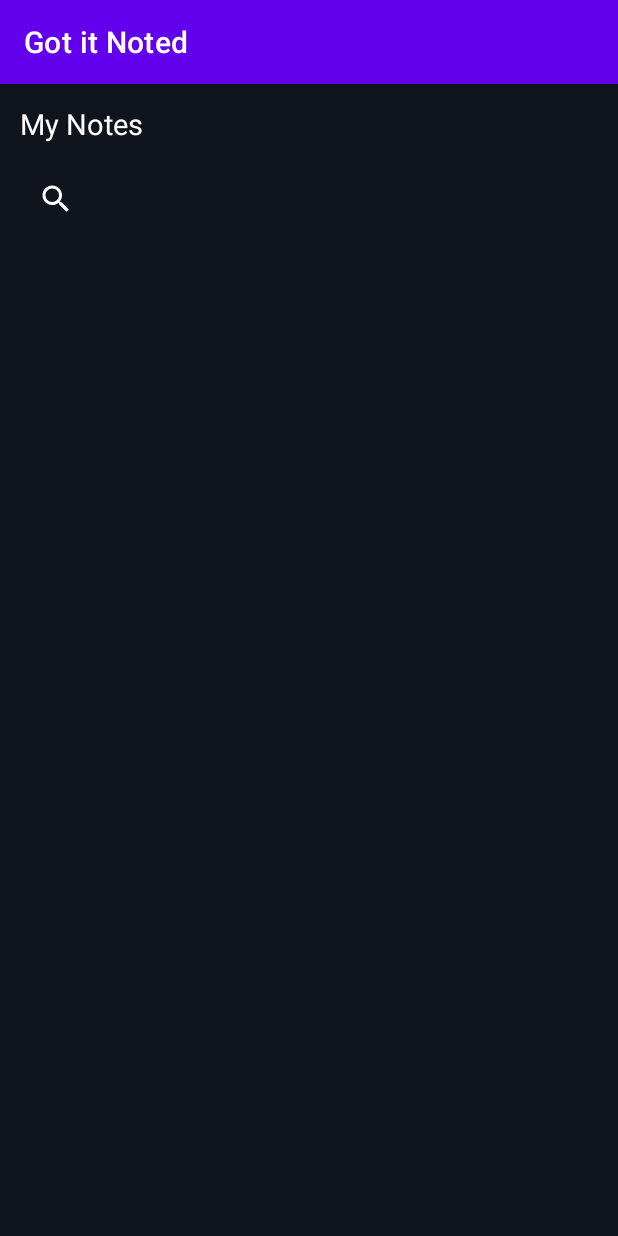
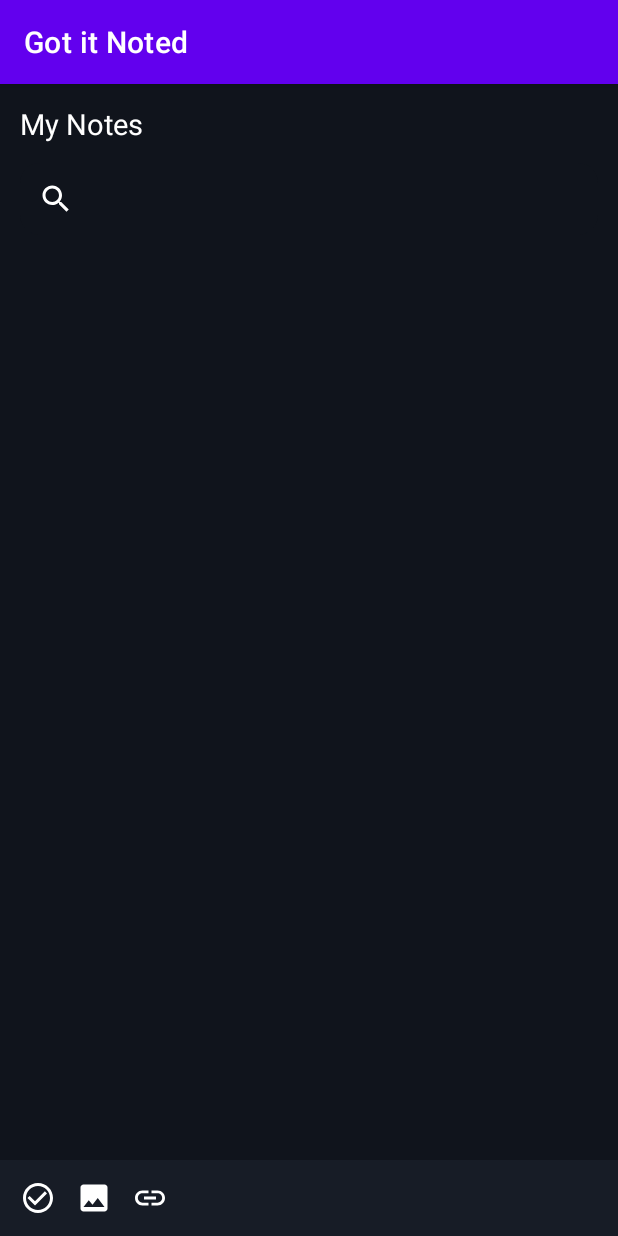
Before and after one commit to djag07907/GotItNoted, an Android app: the screen it shows after launch (MainActivity), on a phone screen of 412 x 824 dp. Run offline under Robolectric (Android 15) with nearby library versions, the phone set to English and light mode, and no system bars; our stand-ins replace sdp/ssp sizes.

Commit message:
main icons addition on layout

```diff
--- a/app/src/main/res/drawable/ic_check.xml
+++ b/app/src/main/res/drawable/ic_check.xml
@@ -3,7 +3,7 @@
     android:height="24dp"
     android:viewportWidth="24"
     android:viewportHeight="24"
-    android:tint="?attr/colorControlNormal">
+    android:tint="@color/colorWhite">
   <path
       android:fillColor="@android:color/white"
       android:pathData="M16.59,7.58L10,14.17l-3.59,-3.58L5,12l5,5 8,-8zM12,2C6.48,2 2,6.48 2,12s4.48,10 10,10 10,-4.48 10,-10S17.52,2 12,2zM12,20c-4.42,0 -8,-3.58 -8,-8s3.58,-8 8,-8 8,3.58 8,8 -3.58,8 -8,8z"/>
--- a/app/src/main/res/drawable/ic_image.xml
+++ b/app/src/main/res/drawable/ic_image.xml
@@ -3,7 +3,7 @@
     android:height="24dp"
     android:viewportWidth="24"
     android:viewportHeight="24"
-    android:tint="?attr/colorControlNormal">
+    android:tint="@color/colorWhite">
   <path
       android:fillColor="@android:color/white"
       android:pathData="M21,19V5c0,-1.1 -0.9,-2 -2,-2H5c-1.1,0 -2,0.9 -2,2v14c0,1.1 0.9,2 2,2h14c1.1,0 2,-0.9 2,-2zM8.5,13.5l2.5,3.01L14.5,12l4.5,6H5l3.5,-4.5z"/>
--- a/app/src/main/res/drawable/ic_link.xml
+++ b/app/src/main/res/drawable/ic_link.xml
@@ -3,7 +3,7 @@
     android:height="24dp"
     android:viewportWidth="24"
     android:viewportHeight="24"
-    android:tint="?attr/colorControlNormal">
+    android:tint="@color/colorWhite">
   <path
       android:fillColor="@android:color/white"
       android:pathData="M3.9,12c0,-1.71 1.39,-3.1 3.1,-3.1h4L11,7L7,7c-2.76,0 -5,2.24 -5,5s2.24,5 5,5h4v-1.9L7,15.1c-1.71,0 -3.1,-1.39 -3.1,-3.1zM8,13h8v-2L8,11v2zM17,7h-4v1.9h4c1.71,0 3.1,1.39 3.1,3.1s-1.39,3.1 -3.1,3.1h-4L13,17h4c2.76,0 5,-2.24 5,-5s-2.24,-5 -5,-5z"/>
--- a/app/src/main/res/layout/activity_main.xml
+++ b/app/src/main/res/layout/activity_main.xml
@@ -31,4 +31,48 @@
         android:searchIcon="@drawable/ic_search"
         />
 
+    <androidx.recyclerview.widget.RecyclerView
+        android:layout_width="match_parent"
+        android:layout_height="wrap_content"
+        android:layout_margin="@dimen/_10sdp"
+        app:layout_constraintTop_toBottomOf="@+id/search_view"
+        app:layout_constraintStart_toStartOf="parent"
+        android:id="@+id/recycler_view"
+        />
+
+    <LinearLayout
+        android:layout_width="match_parent"
+        android:layout_height="wrap_content"
+        app:layout_constraintBottom_toBottomOf="parent"
+        app:layout_constraintStart_toStartOf="parent"
+        app:layout_constraintEnd_toEndOf="parent"
+        android:background="@color/colorPrimaryDark"
+        android:orientation="horizontal"
+        android:padding="@dimen/_10sdp">
+
+        <ImageView
+            android:layout_width="wrap_content"
+            android:layout_height="wrap_content"
+            android:src="@drawable/ic_check"
+            android:int="@color/colorWhite"
+            />
+
+        <ImageView
+            android:layout_width="wrap_content"
+            android:layout_height="wrap_content"
+            android:src="@drawable/ic_image"
+            android:int="@color/colorWhite"
+            android:layout_marginStart="@dimen/_10sdp"
+            android:layout_marginEnd="@dimen/_10sdp"
+            />
+
+        <ImageView
+            android:layout_width="wrap_content"
+            android:layout_height="wrap_content"
+            android:src="@drawable/ic_link"
+            android:int="@color/colorWhite"
+            />
+
+        </LinearLayout>
+
 </androidx.constraintlayout.widget.ConstraintLayout>
```
